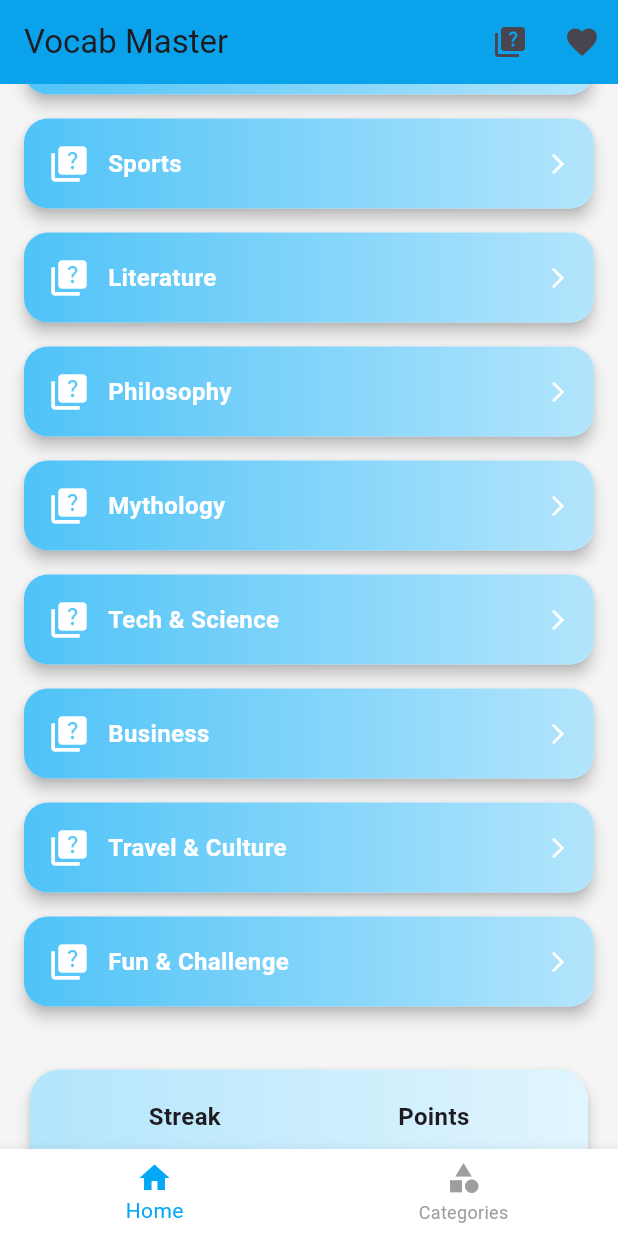
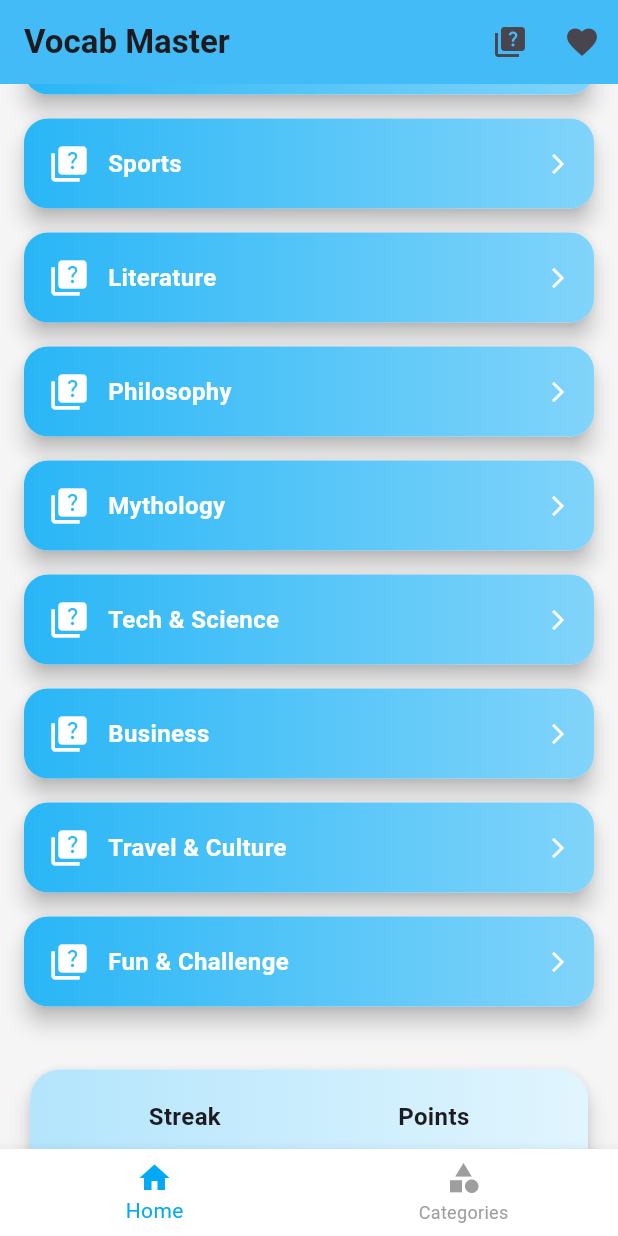
Before and after one commit to sailesh818/vocabmaster, a Flutter app: the screen it shows after launch, scrolled down 576 dp, on a phone screen of 412 x 824 dp. Run offline on Flutter 3.47's test engine with Material 3 defaults, Android fonts, the phone set to English and light mode, and no system bars.

Commit message:
added new features

```diff
--- a/lib/home/pages/home_pages.dart
+++ b/lib/home/pages/home_pages.dart
@@ -25,7 +25,6 @@ class _HomePagesState extends State<HomePages> {
 
     WidgetsBinding.instance.addPostFrameCallback((_) async {
       await wordsProvider.loadAllWords();
-
       if (wordsProvider.words.isNotEmpty) {
         setState(() {
           dailyWordIndex = Random().nextInt(wordsProvider.words.length);
@@ -38,7 +37,6 @@ class _HomePagesState extends State<HomePages> {
   void showNextWord() {
     final wordsProvider = Provider.of<WordsProvider>(context, listen: false);
     if (wordsProvider.words.isEmpty) return;
-
     setState(() {
       dailyWordIndex = (dailyWordIndex + 1) % wordsProvider.words.length;
     });
@@ -58,7 +56,9 @@ class _HomePagesState extends State<HomePages> {
 
     if (isLoading) {
       return const Scaffold(
-        body: Center(child: CircularProgressIndicator(color: Colors.lightBlue)),
+        body: Center(
+          child: CircularProgressIndicator(color: Colors.lightBlue),
+        ),
       );
     }
 
@@ -68,8 +68,11 @@ class _HomePagesState extends State<HomePages> {
     return Scaffold(
       backgroundColor: Colors.grey.shade100,
       appBar: AppBar(
-        title: const Text("Vocab Master"),
-        backgroundColor: Colors.lightBlue,
+        title: const Text(
+          "Vocab Master",
+          style: TextStyle(fontWeight: FontWeight.bold, fontSize: 22),
+        ),
+        backgroundColor: Colors.lightBlueAccent,
         elevation: 4,
         actions: [
           IconButton(
@@ -100,14 +103,16 @@ class _HomePagesState extends State<HomePages> {
             // Daily Word Card
             // ------------------------
             Card(
-              shape: RoundedRectangleBorder(borderRadius: BorderRadius.circular(20)),
-              elevation: 6,
-              shadowColor: Colors.blue.shade100,
+              shape: RoundedRectangleBorder(
+                borderRadius: BorderRadius.circular(20),
+              ),
+              elevation: 8,
+              shadowColor: Colors.blue.shade200,
               child: Container(
                 decoration: BoxDecoration(
                   borderRadius: BorderRadius.circular(20),
                   gradient: LinearGradient(
-                    colors: [Colors.lightBlue.shade200, Colors.lightBlue.shade50],
+                    colors: [Colors.lightBlue.shade300, Colors.lightBlue.shade100],
                     begin: Alignment.topLeft,
                     end: Alignment.bottomRight,
                   ),
@@ -119,24 +124,30 @@ class _HomePagesState extends State<HomePages> {
                     const Text(
                       "Word of the Day",
                       style: TextStyle(
-                          fontSize: 20, fontWeight: FontWeight.bold, color: Colors.black87),
+                          fontSize: 20,
+                          fontWeight: FontWeight.bold,
+                          color: Colors.white70),
                     ),
                     const SizedBox(height: 12),
                     Text(
                       word["word"],
                       style: const TextStyle(
-                          fontSize: 36, fontWeight: FontWeight.bold, color: Colors.black87),
+                          fontSize: 36,
+                          fontWeight: FontWeight.bold,
+                          color: Colors.white),
                     ),
                     const SizedBox(height: 10),
                     Text(
                       word["meaning"],
-                      style: const TextStyle(fontSize: 18, color: Colors.black87),
+                      style: const TextStyle(fontSize: 18, color: Colors.white70),
                     ),
                     const SizedBox(height: 10),
                     Text(
                       "Example: ${word["example"]}",
                       style: const TextStyle(
-                          fontSize: 16, fontStyle: FontStyle.italic, color: Colors.black87),
+                          fontSize: 16,
+                          fontStyle: FontStyle.italic,
+                          color: Colors.white70),
                     ),
                     const SizedBox(height: 16),
                     SingleChildScrollView(
@@ -144,13 +155,16 @@ class _HomePagesState extends State<HomePages> {
                       child: Row(
                         children: [
                           _gradientButton(
-                              "Next Word", showNextWord, Colors.blueAccent, Colors.lightBlueAccent),
+                              "Next Word",
+                              showNextWord,
+                              Colors.blueAccent.shade400,
+                              Colors.lightBlueAccent.shade100),
                           const SizedBox(width: 12),
                           _gradientButton(
                               "Add to Favorites",
                               () => addToFavorites(word),
-                              Colors.pink,
-                              Colors.redAccent),
+                              Colors.pinkAccent.shade400,
+                              Colors.redAccent.shade200),
                           const SizedBox(width: 12),
                           _gradientButton(
                               "View Details",
@@ -158,8 +172,8 @@ class _HomePagesState extends State<HomePages> {
                                   context,
                                   MaterialPageRoute(
                                       builder: (_) => WordDetailPage(word: word))),
-                              Colors.green,
-                              Colors.lightGreenAccent),
+                              Colors.green.shade400,
+                              Colors.lightGreenAccent.shade100),
                         ],
                       ),
                     ),
@@ -167,7 +181,6 @@ class _HomePagesState extends State<HomePages> {
                 ),
               ),
             ),
-
             const SizedBox(height: 30),
 
             // ------------------------
@@ -179,6 +192,7 @@ class _HomePagesState extends State<HomePages> {
                 _quickAction(
                   icon: Icons.list_alt,
                   label: "All Words",
+                  color: Colors.blueAccent.shade400,
                   onTap: () {
                     Navigator.push(
                       context,
@@ -189,6 +203,7 @@ class _HomePagesState extends State<HomePages> {
                 _quickAction(
                   icon: Icons.favorite,
                   label: "Favorites",
+                  color: Colors.pinkAccent.shade400,
                   onTap: () {
                     Navigator.push(
                       context,
@@ -199,6 +214,7 @@ class _HomePagesState extends State<HomePages> {
                 _quickAction(
                   icon: Icons.quiz,
                   label: "Mini Quiz",
+                  color: Colors.greenAccent.shade400,
                   onTap: () {
                     Navigator.push(
                       context,
@@ -208,7 +224,6 @@ class _HomePagesState extends State<HomePages> {
                 ),
               ],
             ),
-
             const SizedBox(height: 30),
 
             // ------------------------
@@ -229,15 +244,16 @@ class _HomePagesState extends State<HomePages> {
                 });
               }).toList(),
             ),
-
             const SizedBox(height: 30),
 
             // ------------------------
             // Streak / Progress Card
             // ------------------------
             Card(
-              shape: RoundedRectangleBorder(borderRadius: BorderRadius.circular(20)),
-              elevation: 4,
+              shape: RoundedRectangleBorder(
+                borderRadius: BorderRadius.circular(20),
+              ),
+              elevation: 6,
               child: Container(
                 decoration: BoxDecoration(
                   borderRadius: BorderRadius.circular(20),
@@ -250,14 +266,18 @@ class _HomePagesState extends State<HomePages> {
                   children: const [
                     Column(
                       children: [
-                        Text("Streak", style: TextStyle(fontSize: 16, fontWeight: FontWeight.bold)),
+                        Text("Streak",
+                            style: TextStyle(
+                                fontSize: 16, fontWeight: FontWeight.bold)),
                         SizedBox(height: 6),
                         Text("3 days", style: TextStyle(fontSize: 16)),
                       ],
                     ),
                     Column(
                       children: [
-                        Text("Points", style: TextStyle(fontSize: 16, fontWeight: FontWeight.bold)),
+                        Text("Points",
+                            style: TextStyle(
+                                fontSize: 16, fontWeight: FontWeight.bold)),
                         SizedBox(height: 6),
                         Text("50", style: TextStyle(fontSize: 16)),
                       ],
@@ -276,7 +296,10 @@ class _HomePagesState extends State<HomePages> {
   // Quick Action Widget
   // ------------------------
   Widget _quickAction(
-      {required IconData icon, required String label, required VoidCallback onTap}) {
+      {required IconData icon,
+      required String label,
+      required VoidCallback onTap,
+      required Color color}) {
     return InkWell(
       onTap: onTap,
       borderRadius: BorderRadius.circular(12),
@@ -284,12 +307,13 @@ class _HomePagesState extends State<HomePages> {
         children: [
           CircleAvatar(
             radius: 30,
-            backgroundColor: Colors.lightBlue.shade400,
+            backgroundColor: color,
             child: Icon(icon, size: 28, color: Colors.white),
           ),
           const SizedBox(height: 6),
           Text(label,
-              style: const TextStyle(fontWeight: FontWeight.bold, color: Colors.black87)),
+              style: const TextStyle(
+                  fontWeight: FontWeight.bold, color: Colors.black87)),
         ],
       ),
     );
@@ -314,7 +338,8 @@ class _HomePagesState extends State<HomePages> {
         ),
         child: Text(
           text,
-          style: const TextStyle(color: Colors.white, fontWeight: FontWeight.bold),
+          style: const TextStyle(
+              color: Colors.white, fontWeight: FontWeight.bold, fontSize: 14),
         ),
       ),
     );
@@ -328,14 +353,14 @@ class _HomePagesState extends State<HomePages> {
       onTap: onTap,
       child: Card(
         shape: RoundedRectangleBorder(borderRadius: BorderRadius.circular(16)),
-        elevation: 4,
+        elevation: 6,
         margin: const EdgeInsets.symmetric(vertical: 8),
         child: Container(
           padding: const EdgeInsets.all(16),
           decoration: BoxDecoration(
             borderRadius: BorderRadius.circular(16),
             gradient: LinearGradient(
-              colors: [Colors.lightBlue.shade300, Colors.lightBlue.shade100],
+              colors: [Colors.lightBlue.shade400, Colors.lightBlue.shade200],
             ),
           ),
           child: Row(
@@ -346,7 +371,9 @@ class _HomePagesState extends State<HomePages> {
                 child: Text(
                   title,
                   style: const TextStyle(
-                      color: Colors.white, fontWeight: FontWeight.bold, fontSize: 16),
+                      color: Colors.white,
+                      fontWeight: FontWeight.bold,
+                      fontSize: 16),
                 ),
               ),
               const Icon(Icons.arrow_forward_ios, color: Colors.white, size: 16),
--- a/pubspec.yaml
+++ b/pubspec.yaml
@@ -16,7 +16,7 @@ publish_to: 'none' # Remove this line if you wish to publish to pub.dev
 # https://developer.apple.com/library/archive/documentation/General/Reference/InfoPlistKeyReference/Articles/CoreFoundationKeys.html
 # In Windows, build-name is used as the major, minor, and patch parts
 # of the product and file versions while build-number is used as the build suffix.
-version: 1.1.1+3
+version: 1.2.1+4
 
 environment:
   sdk: ^3.10.0
```
Also changed, not shown: assets/travel_culture.json (+70 -0 lines), lib/home/pages/categories_page.dart (+16 -11 lines).
